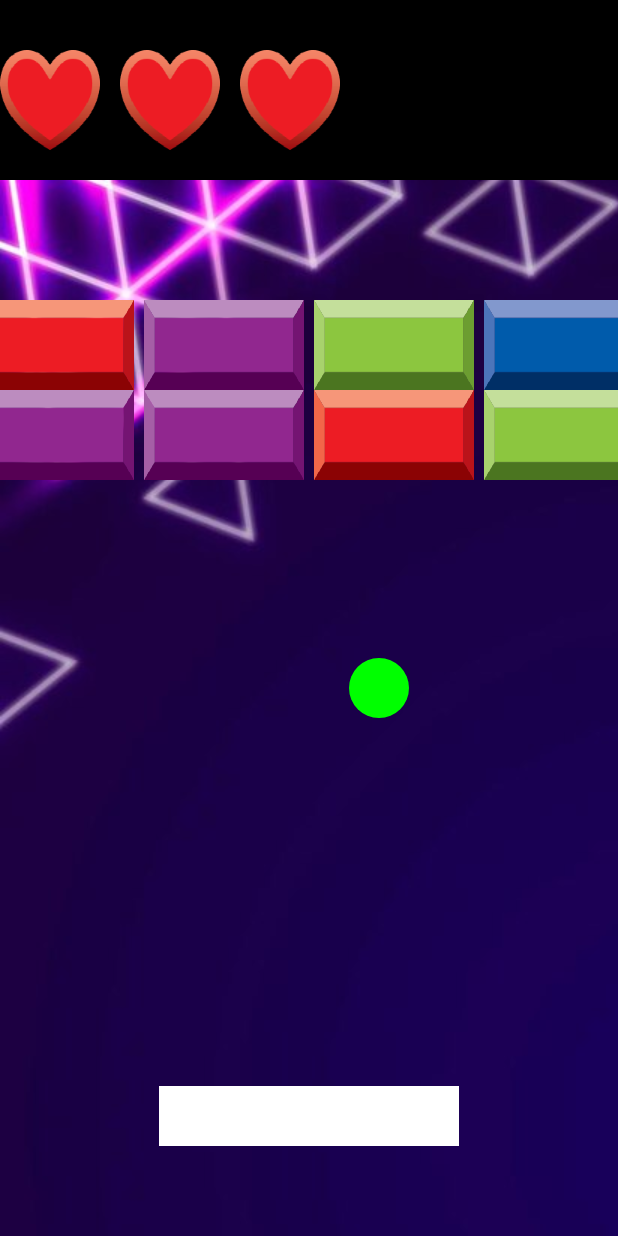
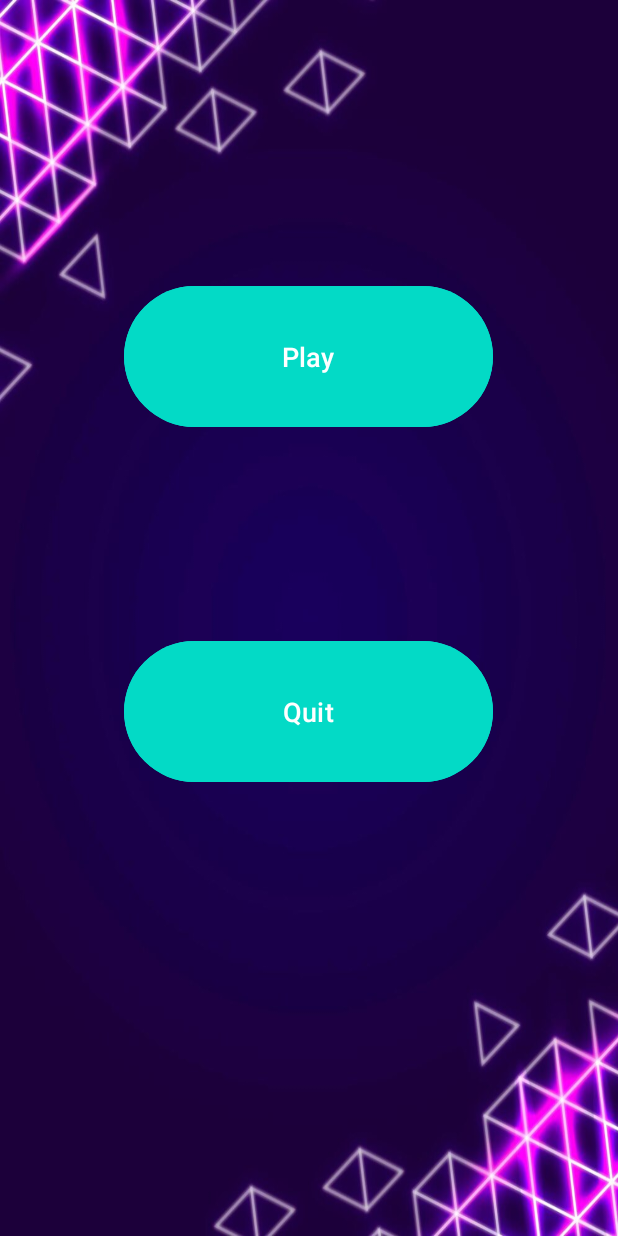
Before and after one commit to Ugabugabuuuu/Brick_Breaker_Game_Kotlin, an Android app: the screen it shows after launch (MainActivity), on a phone screen of 412 x 824 dp. Run offline under Robolectric (Android 15) with nearby library versions, the phone set to English and light mode, and no system bars.

```diff
--- a/app/src/main/AndroidManifest.xml
+++ b/app/src/main/AndroidManifest.xml
@@ -21,6 +21,7 @@
                 <category android:name="android.intent.category.LAUNCHER" />
             </intent-filter>
         </activity>
+        <activity android:name=".GameActivity" />
     </application>
 
 </manifest>
--- a/app/src/main/java/com/example/breakout_minigame_v1/Ball.kt
+++ b/app/src/main/java/com/example/breakout_minigame_v1/Ball.kt
@@ -3,13 +3,14 @@ package com.example.breakout_minigame_v1
 import android.graphics.Canvas
 import android.graphics.Color
 import android.graphics.Paint
+import kotlin.random.Random
 
 class Ball (private val screenWidth: Int, private val screenHeight: Int){
-    var x = screenWidth/2f
+    var x = Random.nextInt(screenWidth/2f.toInt()).toFloat()
     var y = screenHeight/2f
     var radius = 30f
-    var speedx = 10f
-    var speedy = 10f
+    var speedx = 5f
+    var speedy = 5f
 
     fun draw(canvas: Canvas?, paint: Paint)
     {
--- /dev/null
+++ b/app/src/main/java/com/example/breakout_minigame_v1/EndGameView.kt
@@ -0,0 +1,5 @@
+package com.example.breakout_minigame_v1
+
+class EndGameView {
+
+}
--- a/app/src/main/java/com/example/breakout_minigame_v1/MainActivity.kt
+++ b/app/src/main/java/com/example/breakout_minigame_v1/MainActivity.kt
@@ -1,11 +1,25 @@
 package com.example.breakout_minigame_v1
 
+import android.content.Intent
 import androidx.appcompat.app.AppCompatActivity
 import android.os.Bundle
+import android.widget.Button
 
 class MainActivity : AppCompatActivity() {
     override fun onCreate(savedInstanceState: Bundle?) {
         super.onCreate(savedInstanceState)
-        setContentView(GameView(this, null))
+        setContentView(R.layout.activity_main)
+        val playButton = findViewById<Button>(R.id.playButton)
+        val quitButton = findViewById<Button>(R.id.quitButton)
+        playButton.setOnClickListener()
+        {
+            val intent = Intent(this, GameActivity::class.java)
+            startActivity(intent)
+            finish()
+        }
+        quitButton.setOnClickListener()
+        {
+            finishAffinity()
+        }
     }
 }
--- a/app/src/main/res/layout/activity_main.xml
+++ b/app/src/main/res/layout/activity_main.xml
@@ -4,15 +4,37 @@
     xmlns:tools="http://schemas.android.com/tools"
     android:layout_width="match_parent"
     android:layout_height="match_parent"
+    android:background="@drawable/game_background"
     tools:context=".MainActivity">
 
-    <TextView
-        android:layout_width="wrap_content"
-        android:layout_height="wrap_content"
-        android:text="Hello World!"
+    <Button
+        android:id="@+id/playButton"
+        android:layout_width="246dp"
+        android:layout_height="102dp"
+        android:backgroundTint="@color/design_default_color_secondary"
+        android:text="Play"
+        android:textColor="@android:color/white"
+        android:textSize="18sp"
         app:layout_constraintBottom_toBottomOf="parent"
         app:layout_constraintEnd_toEndOf="parent"
+        app:layout_constraintHorizontal_bias="0.496"
         app:layout_constraintStart_toStartOf="parent"
-        app:layout_constraintTop_toTopOf="parent" />
+        app:layout_constraintTop_toTopOf="parent"
+        app:layout_constraintVertical_bias="0.259" />
+
+    <Button
+        android:id="@+id/quitButton"
+        android:layout_width="246dp"
+        android:layout_height="102dp"
+        android:backgroundTint="@color/design_default_color_secondary"
+        android:text="Quit"
+        android:textColor="@android:color/white"
+        android:textSize="18sp"
+        app:layout_constraintBottom_toBottomOf="parent"
+        app:layout_constraintEnd_toEndOf="parent"
+        app:layout_constraintHorizontal_bias="0.496"
+        app:layout_constraintStart_toStartOf="parent"
+        app:layout_constraintTop_toTopOf="parent"
+        app:layout_constraintVertical_bias="0.586" />
 
 </androidx.constraintlayout.widget.ConstraintLayout>
```
Also changed, not shown: app/src/main/java/com/example/breakout_minigame_v1/EndGameFragment.kt (added, +55 -0 lines), app/src/main/java/com/example/breakout_minigame_v1/GameActivity.kt (added, +30 -0 lines), app/src/main/java/com/example/breakout_minigame_v1/GameManager.kt (+41 -3 lines), app/src/main/java/com/example/breakout_minigame_v1/GameView.kt (+26 -6 lines), app/src/main/java/com/example/breakout_minigame_v1/NextLevelFragment.kt (added, +51 -0 lines), app/src/main/res/drawable/button_color.xml (added, +15 -0 lines), app/src/main/res/layout/end_game_layout.xml (added, +33 -0 lines), app/src/main/res/layout/nex_level_layout.xml (added, +33 -0 lines), 1 other file.
